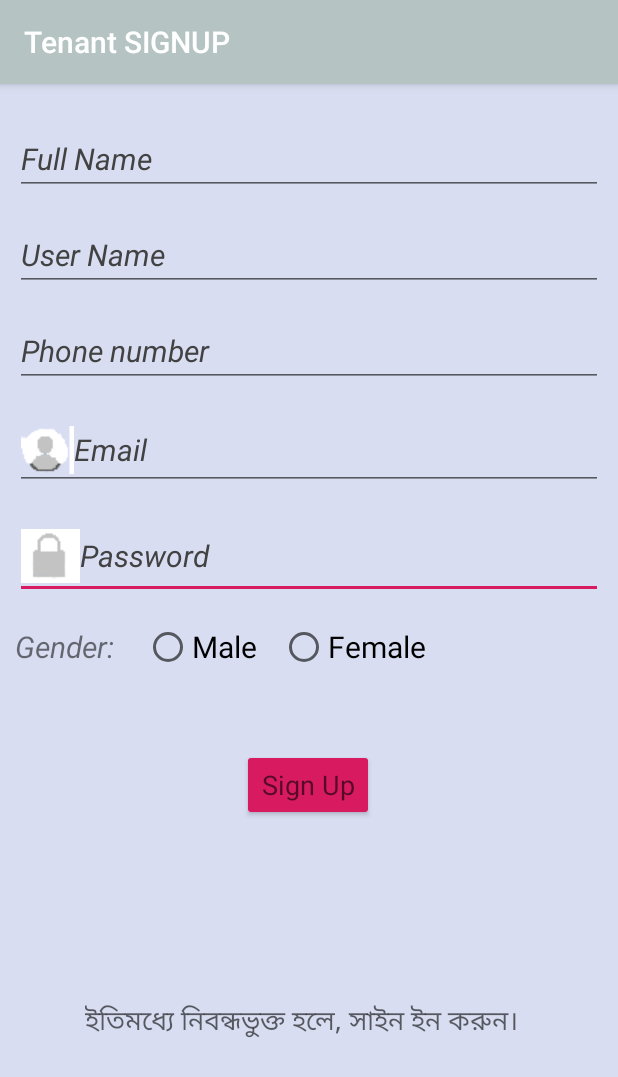
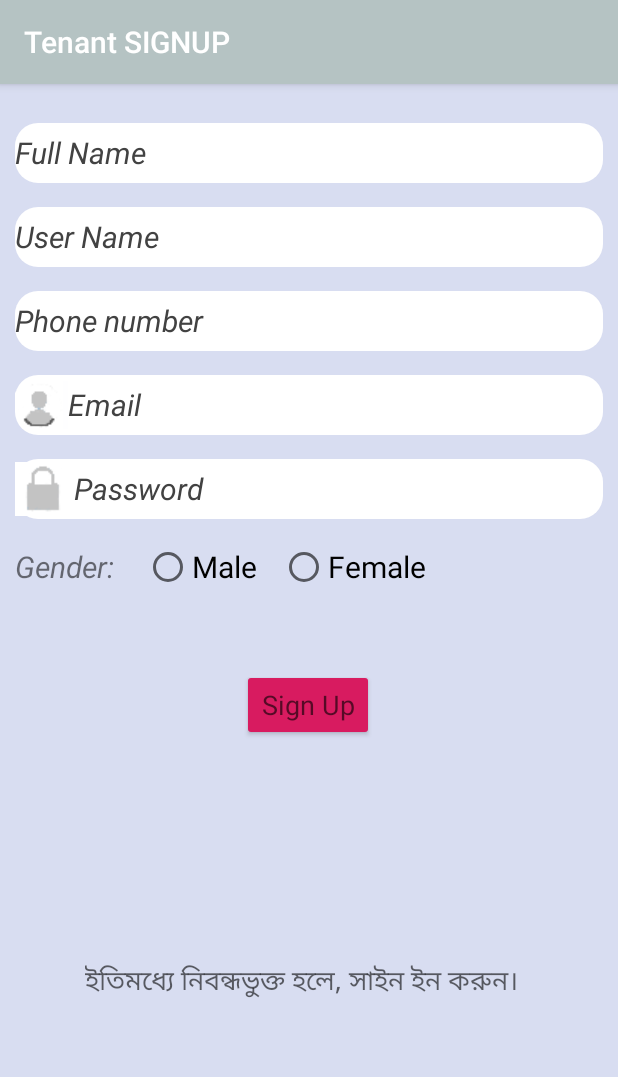
Before and after one commit to AbdullahAlMehediHira/Rento, an Android app: the SignUpTenant screen opened directly, with no data from a screen before it, on a phone screen of 412 x 824 dp. Shown: the top 1077 px of the screen. Run offline under Robolectric (Android 15) with nearby library versions, the phone set to English and light mode, and no system bars; our stand-ins replace Firebase (no records; nobody signed in at launch, a user with empty details on screens opened directly).

Commit message:
edittext round size

```diff
--- /dev/null
+++ b/app/src/main/res/drawable/edit_round.xml
@@ -0,0 +1,9 @@
+<?xml version="1.0" encoding="utf-8"?>
+<shape xmlns:android="http://schemas.android.com/apk/res/android"
+    android:shape="rectangle">
+    <solid android:color="#ffff"/>
+    <corners android:radius="15dp"/>
+
+
+
+</shape>
--- a/app/src/main/res/layout/activity_sign_in_landlord.xml
+++ b/app/src/main/res/layout/activity_sign_in_landlord.xml
@@ -15,6 +15,7 @@
         android:layout_height="wrap_content"
         android:layout_gravity="center"
         android:drawableLeft="@drawable/username"
+        android:background="@drawable/edit_round"
         android:hint="Email"
         android:inputType="textEmailAddress"
         android:textAppearance="@style/TextAppearance.AppCompat.Large"
@@ -25,6 +26,7 @@
         android:id="@+id/SignInLandlordPasswordId"
         android:layout_width="match_parent"
         android:layout_height="wrap_content"
+        android:background="@drawable/edit_round"
         android:layout_gravity="center"
         android:layout_marginTop="20dp"
         android:drawableLeft="@drawable/password"
--- a/app/src/main/res/layout/activity_sign_in_tenant.xml
+++ b/app/src/main/res/layout/activity_sign_in_tenant.xml
@@ -15,6 +15,7 @@
         android:id="@+id/SignInTenantTextId"
         android:layout_gravity="center"
         android:drawableLeft="@drawable/username"
+        android:background="@drawable/edit_round"
         android:inputType="textEmailAddress"
         android:textAppearance="@style/TextAppearance.AppCompat.Large"
         android:hint="Email"
@@ -25,6 +26,7 @@
         android:id="@+id/SignInTenantPasswordId"
         android:layout_marginTop="20dp"
         android:layout_width="match_parent"
+        android:background="@drawable/edit_round"
         android:drawableLeft="@drawable/password"
         android:layout_height="wrap_content"
         android:layout_gravity="center"
--- a/app/src/main/res/layout/activity_sign_up_tenant.xml
+++ b/app/src/main/res/layout/activity_sign_up_tenant.xml
@@ -13,9 +13,10 @@
     <EditText
         android:id="@+id/SignUpTenantPasswordId"
         android:layout_width="match_parent"
-        android:layout_height="wrap_content"
+        android:layout_height="40dp"
         android:layout_marginTop="16dp"
         android:drawableLeft="@drawable/password"
+        android:background="@drawable/edit_round"
         android:hint="Password"
         android:inputType="textPassword"
         android:textAppearance="@style/TextAppearance.AppCompat.Large"
@@ -31,9 +32,10 @@
     <EditText
         android:id="@+id/signUpTenantPhoneId"
         android:layout_width="match_parent"
-        android:layout_height="wrap_content"
+        android:layout_height="40dp"
         android:layout_marginTop="16dp"
         android:hint="Phone number"
+        android:background="@drawable/edit_round"
         android:inputType="number"
         android:textAppearance="@style/TextAppearance.AppCompat.Large"
         android:textColor="@color/cardview_dark_background"
@@ -48,7 +50,8 @@
     <EditText
         android:id="@+id/signUpTeanatFullnameId"
         android:layout_width="match_parent"
-        android:layout_height="wrap_content"
+        android:layout_height="40dp"
+        android:background="@drawable/edit_round"
         android:layout_marginTop="16dp"
         android:hint="Full Name"
         android:inputType="textEmailAddress"
@@ -65,8 +68,9 @@
     <EditText
         android:id="@+id/signUpTeanatUsernameId"
         android:layout_width="match_parent"
-        android:layout_height="wrap_content"
+        android:layout_height="40dp"
         android:layout_marginTop="16dp"
+        android:background="@drawable/edit_round"
         android:hint="User Name"
         android:inputType="textEmailAddress"
         android:textAppearance="@style/TextAppearance.AppCompat.Large"
@@ -82,7 +86,8 @@
     <EditText
         android:id="@+id/SignUpTenantEmailId"
         android:layout_width="match_parent"
-        android:layout_height="wrap_content"
+        android:layout_height="40dp"
+        android:background="@drawable/edit_round"
         android:layout_marginTop="16dp"
         android:drawableLeft="@drawable/username"
         android:hint="Email"
```
Also changed, not shown: app/src/main/res/layout/activity_sign_up_landlord.xml (+8 -4 lines).
